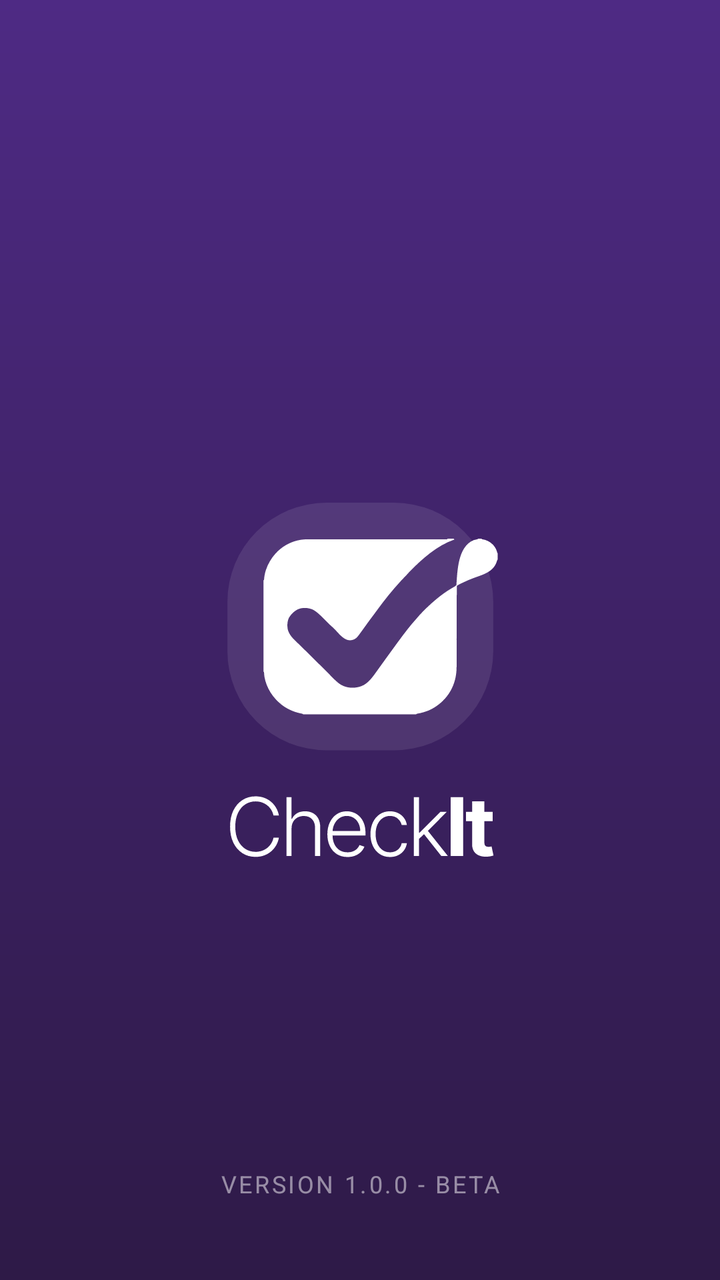
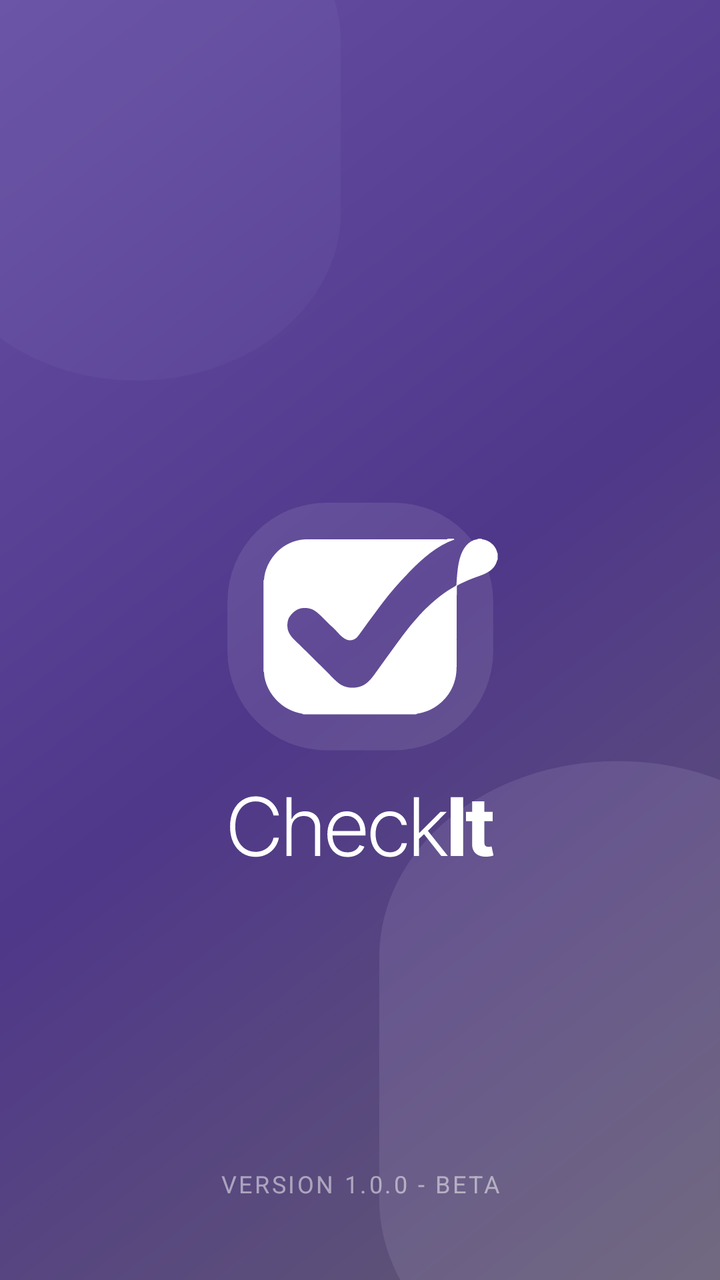

Before-and-after screenshots of an Android layout around one commit, followed by the original layout XML and the change that was made.
<!-- AndroidManifest.xml: application theme Theme.CheckIt -->
<!-- res/layout/activity_splash.xml -->
<?xml version="1.0" encoding="utf-8"?>
<androidx.constraintlayout.widget.ConstraintLayout xmlns:android="http://schemas.android.com/apk/res/android"
    xmlns:app="http://schemas.android.com/apk/res-auto"
    xmlns:tools="http://schemas.android.com/tools"
    android:layout_width="match_parent"
    android:layout_height="match_parent"
    android:background="@drawable/splash_gradient"
    tools:context="com.example.checkit.SplashActivity">

    
    <LinearLayout
        android:id="@+id/logo_container"
        android:layout_width="wrap_content"
        android:layout_height="wrap_content"
        android:gravity="center"
        android:orientation="vertical"
        app:layout_constraintBottom_toBottomOf="parent"
        app:layout_constraintEnd_toEndOf="parent"
        app:layout_constraintStart_toStartOf="parent"
        app:layout_constraintTop_toTopOf="parent">

        <ImageView
            android:id="@+id/img_logo"
            android:layout_width="223dp"
            android:layout_height="232dp"
            android:contentDescription="@string/content_desc_logo"
            android:src="@drawable/logo_splash" />
    </LinearLayout>

    
    <TextView
        android:id="@+id/tv_version"
        android:layout_width="wrap_content"
        android:layout_height="wrap_content"
        android:layout_marginBottom="40dp"
        android:letterSpacing="0.1"
        android:text="@string/version_text"
        android:textColor="@color/version_text_color"
        android:textSize="12sp"
        app:layout_constraintBottom_toBottomOf="parent"
        app:layout_constraintEnd_toEndOf="parent"
        app:layout_constraintStart_toStartOf="parent" />

</androidx.constraintlayout.widget.ConstraintLayout>
<!-- resources referenced by this layout -->
<resources>
  <color name="version_text_color">#80FFFFFF</color>
  <!-- drawable logo_splash: vector/xml drawable (drawable, 6898 chars, omitted) -->
  <!-- drawable splash_gradient (drawable) -->
  <?xml version="1.0" encoding="utf-8"?>
  <shape xmlns:android="http://schemas.android.com/apk/res/android"
      android:shape="rectangle">
      <gradient
          android:angle="270"
          android:endColor="@color/purple_gradient_end"
          android:startColor="@color/purple_gradient_start"
          android:type="linear" />
  </shape>
  <string name="content_desc_logo">Checkmark Logo</string>
  <string name="version_text">VERSION 1.0.0 - BETA</string>
  <style name="Theme.CheckIt" parent="Base.Theme.CheckIt" />
  <color name="purple_gradient_end">#2E1A47</color>
  <color name="purple_gradient_start">#4E2A84</color>
  <style name="Base.Theme.CheckIt" parent="Theme.Material3.Light.NoActionBar">
          
          
      </style>
</resources>

<!-- the commit's change to res/layout/activity_splash.xml (unified diff, before → after) -->
@@ -4,7 +4,7 @@
     xmlns:tools="http://schemas.android.com/tools"
     android:layout_width="match_parent"
     android:layout_height="match_parent"
-    android:background="@drawable/splash_gradient"
+    android:background="@drawable/bg_splash"
     tools:context="com.example.checkit.SplashActivity">
 
     
<!-- resource entries referenced after the edit -->
@@ -1,22 +1,51 @@
 <!-- resources referenced by this layout -->
 <resources>
   <color name="version_text_color">#80FFFFFF</color>
+  <!-- drawable bg_splash (drawable) -->
+  <vector xmlns:android="http://schemas.android.com/apk/res/android"
+      xmlns:aapt="http://schemas.android.com/aapt"
+      android:width="412dp"
+      android:height="892dp"
+      android:viewportWidth="412"
+      android:viewportHeight="892">
+    <group>
+      <clip-path
+          android:pathData="M0,0h412v892h-412z"/>
+      <path
+          android:pathData="M0,0h412v892h-412z">
+        <aapt:attr name="android:fillColor">
+          <gradient
+              android:startX="-130.47"
+              android:startY="124.62"
+              android:endX="511.62"
+              android:endY="796.84"
+              android:type="linear">
+            <item android:offset="0" android:color="#FF6750A4"/>
+            <item android:offset="0.5" android:color="#FF4F378A"/>
+            <item android:offset="1" android:color="#FF625B71"/>
+          </gradient>
+        </aapt:attr>
+      </path>
+      <group>
+        <clip-path
+            android:pathData="M0,0h412v892h-412z"/>
+        <path
+            android:pathData="M78,-88.39L78,-88.39A117,117 0,0 1,195 28.61L195,148.2A117,117 0,0 1,78 265.2L78,265.2A117,117 0,0 1,-39 148.2L-39,28.61A117,117 0,0 1,78 -88.39z"
+            android:strokeAlpha="0.2"
+            android:fillColor="#9B8DC1"
+            android:fillAlpha="0.088"/>
+        <path
+            android:pathData="M353.5,530.39L353.5,530.39A136.5,136.5 0,0 1,490 666.89L490,835.89A136.5,136.5 0,0 1,353.5 972.39L353.5,972.39A136.5,136.5 0,0 1,217 835.89L217,666.89A136.5,136.5 0,0 1,353.5 530.39z"
+            android:strokeAlpha="0.2"
+            android:fillColor="#E8DEF9"
+            android:fillAlpha="0.106"/>
+      </group>
+    </group>
+  </vector>
   <!-- drawable logo_splash: vector/xml drawable (drawable, 6898 chars, omitted) -->
-  <!-- drawable splash_gradient (drawable) -->
-  <?xml version="1.0" encoding="utf-8"?>
-  <shape xmlns:android="http://schemas.android.com/apk/res/android"
-      android:shape="rectangle">
-      <gradient
-          android:angle="270"
-          android:endColor="@color/purple_gradient_end"
-          android:startColor="@color/purple_gradient_start"
-          android:type="linear" />
-  </shape>
   <string name="content_desc_logo">Checkmark Logo</string>
   <string name="version_text">VERSION 1.0.0 - BETA</string>
   <style name="Theme.CheckIt" parent="Base.Theme.CheckIt" />
-  <color name="purple_gradient_end">#2E1A47</color>
-  <color name="purple_gradient_start">#4E2A84</color>
   <style name="Base.Theme.CheckIt" parent="Theme.Material3.Light.NoActionBar">
           
           
